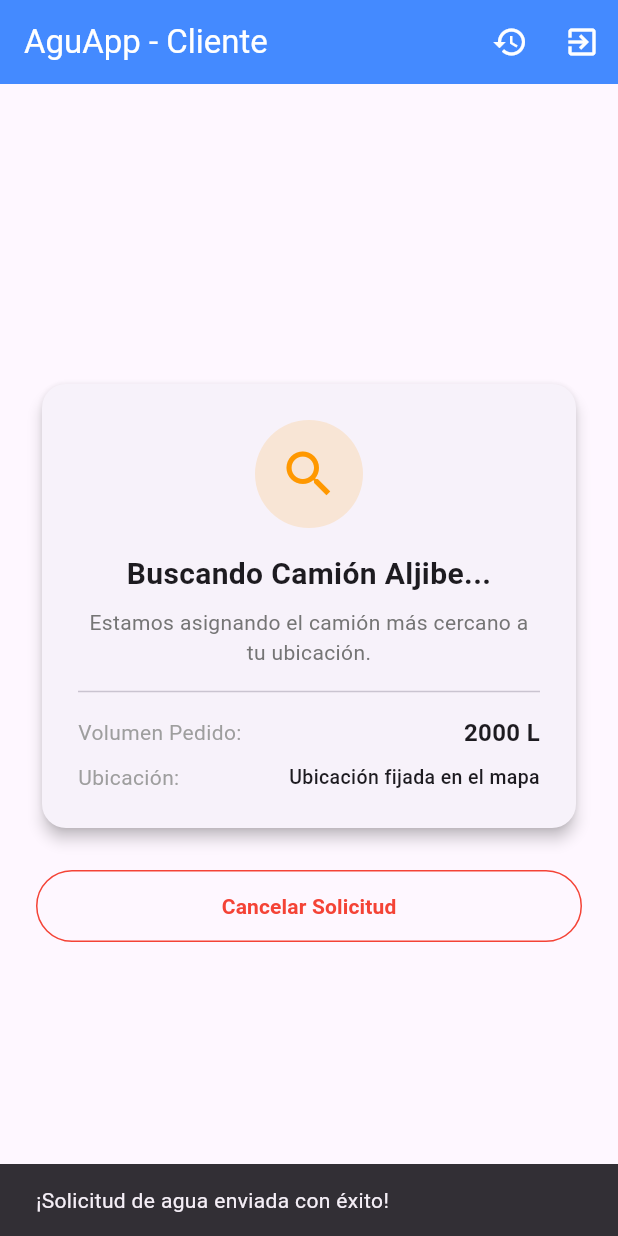
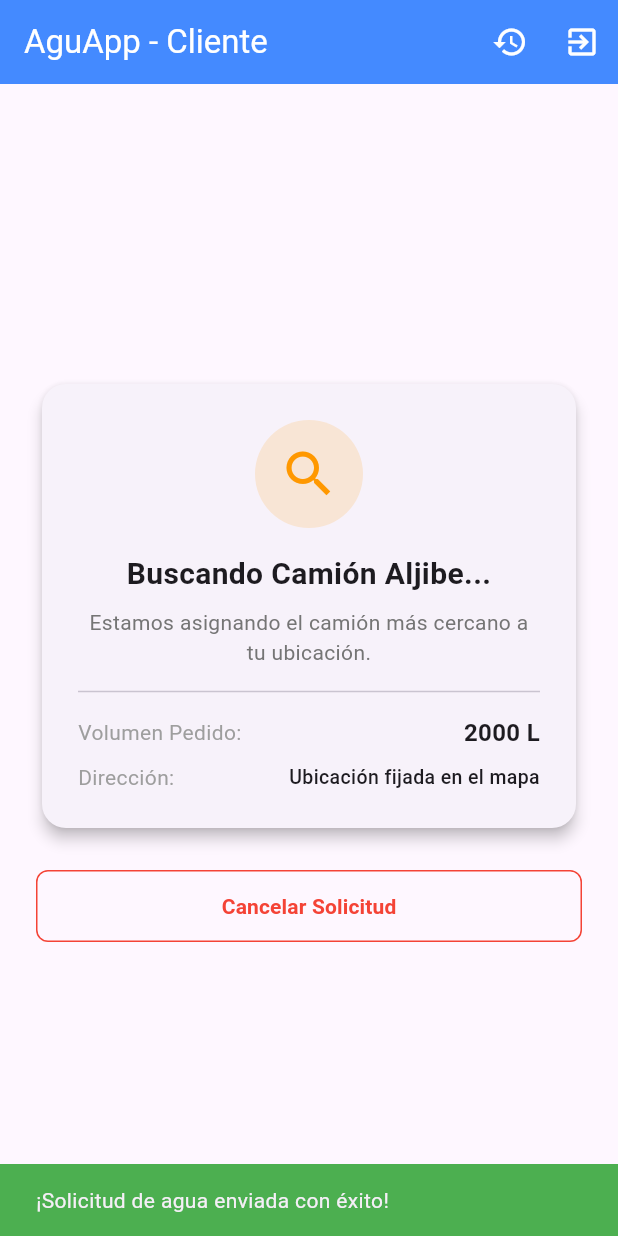
Before and after one commit to capanozo/aguapp, a Flutter app: the screen it shows once a user with an empty profile is signed in, after a tap on "Confirmar Pedido", on a phone screen of 412 x 824 dp. Run offline on Flutter 3.47's test engine with Material 3 defaults, Android fonts, the phone set to English and light mode, and no system bars; our stand-ins replace cloud_firestore, firebase_auth, firebase_core, geolocator, google_maps_flutter; accounts and stored records are empty; statements that could not run were skipped.

Commit message:
fix: bucle reload mapa 2

```diff
--- a/lib/screens/client_request_screen.dart
+++ b/lib/screens/client_request_screen.dart
@@ -1,4 +1,4 @@
-import 'package:flutter/material.dart';
+ import 'package:flutter/material.dart';
 import 'package:firebase_auth/firebase_auth.dart';
 import 'package:cloud_firestore/cloud_firestore.dart';
 import 'package:google_maps_flutter/google_maps_flutter.dart';
@@ -13,17 +13,29 @@ class ClientRequestScreen extends StatefulWidget {
 }
 
 class _ClientRequestScreenState extends State<ClientRequestScreen> {
+  // Variables de Ubicación y Estado
+  LatLng _selectedLatLng = const LatLng(-33.4560, -70.6480);
+  String _addressText = "Ubicación fijada en el mapa";
+
   int _selectedLiters = 2000;
   bool _isImmediate = true;
   DateTime _scheduledDateTime = DateTime.now().add(const Duration(hours: 2));
-
-  // (Punto 1) Coordenadas y dirección del estanque
-  LatLng _selectedLatLng = const LatLng(-33.4560, -70.6480);
-  String _addressText = "Ubicación fijada en el mapa";
-
   bool _isSubmitting = false;
 
-  // (Punto 4) Selector de Fecha y Hora para agendamiento
+  // Evita el bucle infinito de re-renderizado al mover el mapa
+  void _updateSelectedPosition(LatLng position, String address) {
+    if ((_selectedLatLng.latitude - position.latitude).abs() < 0.00001 &&
+        (_selectedLatLng.longitude - position.longitude).abs() < 0.00001 &&
+        _addressText == address) {
+      return;
+    }
+
+    setState(() {
+      _selectedLatLng = position;
+      _addressText = address;
+    });
+  }
+
   Future<void> _selectScheduledDateTime() async {
     final DateTime? pickedDate = await showDatePicker(
       context: context,
@@ -38,7 +50,7 @@ class _ClientRequestScreenState extends State<ClientRequestScreen> {
         initialTime: TimeOfDay.fromDateTime(_scheduledDateTime),
       );
 
-      if (pickedTime != null) {
+      if (pickedTime != null && mounted) {
         setState(() {
           _scheduledDateTime = DateTime(
             pickedDate.year,
@@ -63,14 +75,12 @@ class _ClientRequestScreenState extends State<ClientRequestScreen> {
         'clientId': user.uid,
         'requestedLiters': _selectedLiters,
         'actualDeliveredLiters': _selectedLiters,
-        // (Punto 1) Guardar coordenadas exactas del mapa
         'deliveryLocation': {
           'addressText': _addressText,
           'lat': _selectedLatLng.latitude,
           'lng': _selectedLatLng.longitude,
         },
         'isImmediate': _isImmediate,
-        // (Punto 4) Guardar fecha programada o inmediata
         'scheduledFor': _isImmediate
             ? DateTime.now().toIso8601String()
             : _scheduledDateTime.toIso8601String(),
@@ -80,13 +90,19 @@ class _ClientRequestScreenState extends State<ClientRequestScreen> {
 
       if (mounted) {
         ScaffoldMessenger.of(context).showSnackBar(
-          const SnackBar(content: Text('¡Solicitud de agua enviada con éxito!')),
+          const SnackBar(
+            content: Text('¡Solicitud de agua enviada con éxito!'),
+            backgroundColor: Colors.green,
+          ),
         );
       }
     } catch (e) {
       if (mounted) {
         ScaffoldMessenger.of(context).showSnackBar(
-          SnackBar(content: Text('Error al enviar solicitud: $e')),
+          SnackBar(
+            content: Text('Error al enviar solicitud: $e'),
+            backgroundColor: Colors.red,
+          ),
         );
       }
     } finally {
@@ -121,7 +137,7 @@ class _ClientRequestScreenState extends State<ClientRequestScreen> {
         actions: [
           IconButton(
             icon: const Icon(Icons.history),
-            tooltip: 'Historial',
+            tooltip: 'Historial de Pedidos',
             onPressed: () {
               Navigator.push(
                 context,
@@ -133,11 +149,11 @@ class _ClientRequestScreenState extends State<ClientRequestScreen> {
           ),
           IconButton(
             icon: const Icon(Icons.exit_to_app),
+            tooltip: 'Cerrar Sesión',
             onPressed: () => FirebaseAuth.instance.signOut(),
           )
         ],
       ),
-      // (Punto 2) Escucha activa en tiempo real del estado del pedido
       body: StreamBuilder<QuerySnapshot>(
         stream: FirebaseFirestore.instance
             .collection('water_orders')
@@ -151,25 +167,25 @@ class _ClientRequestScreenState extends State<ClientRequestScreen> {
 
           final activeOrders = snapshot.data?.docs ?? [];
 
-          // Si hay pedido activo -> Mostrar seguimiento en línea (Punto 2)
+          // Si hay un pedido activo -> Vista de Seguimiento en Tiempo Real (Uber Style)
           if (activeOrders.isNotEmpty) {
             final activeOrder = activeOrders.first;
             final orderData = activeOrder.data() as Map<String, dynamic>;
             return _buildTrackingView(activeOrder.id, orderData);
           }
 
-          // Si no hay pedido activo -> Mostrar formulario de creación
+          // Si no hay pedido activo -> Formulario de Solicitud
           return _buildNewOrderForm();
         },
       ),
     );
   }
 
-  // (Punto 2) Pantalla de Seguimiento en Línea
+  // Vista de Seguimiento en Vivo
   Widget _buildTrackingView(String orderId, Map<String, dynamic> data) {
     final String status = data['status'] ?? 'PENDING';
     final int liters = data['requestedLiters'] ?? 2000;
-    final String scheduledForStr = data['scheduledFor'] ?? '';
+    final String address = data['deliveryLocation']?['addressText'] ?? 'Estanque fijado en mapa';
 
     String statusTitle = "Buscando Camión Aljibe...";
     String statusSubtitle = "Estamos asignando el camión más cercano a tu ubicación.";
@@ -185,7 +201,7 @@ class _ClientRequestScreenState extends State<ClientRequestScreen> {
       statusTitle = "Descargando Agua";
       statusSubtitle = "El camión está inyectando agua en tu estanque.";
       statusColor = Colors.green;
-      statusIcon = Icons.water;
+      statusIcon = Icons.water_drop;
     }
 
     return Center(
@@ -208,9 +224,17 @@ class _ClientRequestScreenState extends State<ClientRequestScreen> {
                         child: Icon(statusIcon, color: statusColor, size: 40),
                       ),
                       const SizedBox(height: 16),
-                      Text(statusTitle, style: const TextStyle(fontSize: 20, fontWeight: FontWeight.bold), textAlign: TextAlign.center),
+                      Text(
+                        statusTitle,
+                        style: const TextStyle(fontSize: 20, fontWeight: FontWeight.bold),
+                        textAlign: TextAlign.center,
+                      ),
                       const SizedBox(height: 8),
-                      Text(statusSubtitle, style: TextStyle(color: Colors.grey.shade600, fontSize: 14), textAlign: TextAlign.center),
+                      Text(
+                        statusSubtitle,
+                        style: TextStyle(color: Colors.grey.shade600, fontSize: 14),
+                        textAlign: TextAlign.center,
+                      ),
                       const Divider(height: 32),
                       Row(
                         mainAxisAlignment: MainAxisAlignment.spaceBetween,
@@ -223,10 +247,10 @@ class _ClientRequestScreenState extends State<ClientRequestScreen> {
                       Row(
                         mainAxisAlignment: MainAxisAlignment.spaceBetween,
                         children: [
-                          const Text("Ubicación:", style: TextStyle(color: Colors.grey)),
+                          const Text("Dirección:", style: TextStyle(color: Colors.grey)),
                           Expanded(
                             child: Text(
-                              data['deliveryLocation']?['addressText'] ?? 'Estanque fijado en mapa',
+                              address,
                               textAlign: TextAlign.end,
                               style: const TextStyle(fontWeight: FontWeight.w500, fontSize: 13),
                             ),
@@ -243,7 +267,10 @@ class _ClientRequestScreenState extends State<ClientRequestScreen> {
                   width: double.infinity,
                   height: 48,
                   child: OutlinedButton(
-                    style: OutlinedButton.styleFrom(side: const BorderSide(color: Colors.red)),
+                    style: OutlinedButton.styleFrom(
+                      side: const BorderSide(color: Colors.red),
+                      shape: RoundedRectangleBorder(borderRadius: BorderRadius.circular(8)),
+                    ),
                     onPressed: () => _cancelOrder(orderId),
                     child: const Text('Cancelar Solicitud', style: TextStyle(color: Colors.red, fontWeight: FontWeight.bold)),
                   ),
@@ -255,7 +282,7 @@ class _ClientRequestScreenState extends State<ClientRequestScreen> {
     );
   }
 
-  // Formulario con Selección de Mapa (Punto 1) y Agendamiento (Punto 4)
+  // Formulario con Selección de Estanque en Mapa y Agendamiento
   Widget _buildNewOrderForm() {
     return SingleChildScrollView(
       padding: const EdgeInsets.all(24.0),
@@ -265,21 +292,16 @@ class _ClientRequestScreenState extends State<ClientRequestScreen> {
           child: Column(
             crossAxisAlignment: CrossAxisAlignment.start,
             children: [
-              // (Punto 1) Selección del Estanque en el Mapa
               const Text("Ubicación del Estanque en el Mapa", style: TextStyle(fontWeight: FontWeight.bold, fontSize: 16)),
               const SizedBox(height: 8),
+
+              // Widget del Mapa con callback optimizado
               MapPickerWidget(
                 initialPosition: _selectedLatLng,
-                onPositionSelected: _updateSelectedPosition, // Usamos el método optimizado
+                onPositionSelected: _updateSelectedPosition,
               ),
-              const SizedBox(height: 8),
-              Text(
-                "Coordenadas: ${_selectedLatLng.latitude.toStringAsFixed(4)}, ${_selectedLatLng.longitude.toStringAsFixed(4)}",
-                style: TextStyle(fontSize: 12, color: Colors.grey.shade700),
-              ),
-              const SizedBox(height: 24),
+              const SizedBox(height: 16),
 
-              // Volumen
               const Text("Cantidad de Agua (Litros)", style: TextStyle(fontWeight: FontWeight.bold, fontSize: 16)),
               const SizedBox(height: 12),
               Row(
@@ -287,30 +309,41 @@ class _ClientRequestScreenState extends State<ClientRequestScreen> {
                 children: [2000, 5000, 10000].map((liters) {
                   final isSelected = _selectedLiters == liters;
                   return ChoiceChip(
-                    label: Text("$liters L", style: TextStyle(color: isSelected ? Colors.white : Colors.black87, fontWeight: FontWeight.bold)),
+                    label: Text(
+                      "$liters L",
+                      style: TextStyle(
+                        color: isSelected ? Colors.white : Colors.black87,
+                        fontWeight: FontWeight.bold,
+                      ),
+                    ),
                     selected: isSelected,
                     selectedColor: Colors.blueAccent,
-                    onSelected: (selected) {
-                      if (selected) setState(() => _selectedLiters = liters);
+                    onSelected: (bool selected) {
+                      if (selected) {
+                        setState(() => _selectedLiters = liters);
+                      }
                     },
                   );
                 }).toList(),
               ),
               const SizedBox(height: 24),
 
-              // (Punto 4) Agendamiento de Pedido
               const Text("¿Cuándo necesitas la entrega?", style: TextStyle(fontWeight: FontWeight.bold, fontSize: 16)),
               RadioListTile<bool>(
                 title: const Text("Lo antes posible (Inmediato)"),
                 value: true,
                 groupValue: _isImmediate,
-                onChanged: (val) => setState(() => _isImmediate = val!),
+                onChanged: (bool? val) {
+                  if (val != null) setState(() => _isImmediate = val);
+                },
               ),
               RadioListTile<bool>(
                 title: const Text("Programar fecha y hora"),
                 value: false,
                 groupValue: _isImmediate,
-                onChanged: (val) => setState(() => _isImmediate = val!),
+                onChanged: (bool? val) {
+                  if (val != null) setState(() => _isImmediate = val);
+                },
               ),
 
               if (!_isImmediate) ...[
@@ -353,19 +386,3 @@ class _ClientRequestScreenState extends State<ClientRequestScreen> {
     );
   }
 }
-// En lib/screens/client_request_screen.dart
-
-// 1. Agregar un chequeo de tolerancia para evitar re-renderizados innecesarios
-void _updateSelectedPosition(LatLng position, String address) {
-  // Evita actualizar el estado si las coordenadas son prácticamente idénticas (evita el bucle)
-  if ((_selectedLatLng.latitude - position.latitude).abs() < 0.00001 &&
-      (_selectedLatLng.longitude - position.longitude).abs() < 0.00001 &&
-      _addressText == address) {
-    return;
-  }
-
-  setState(() {
-    _selectedLatLng = position;
-    _addressText = address;
-  });
-}
```
